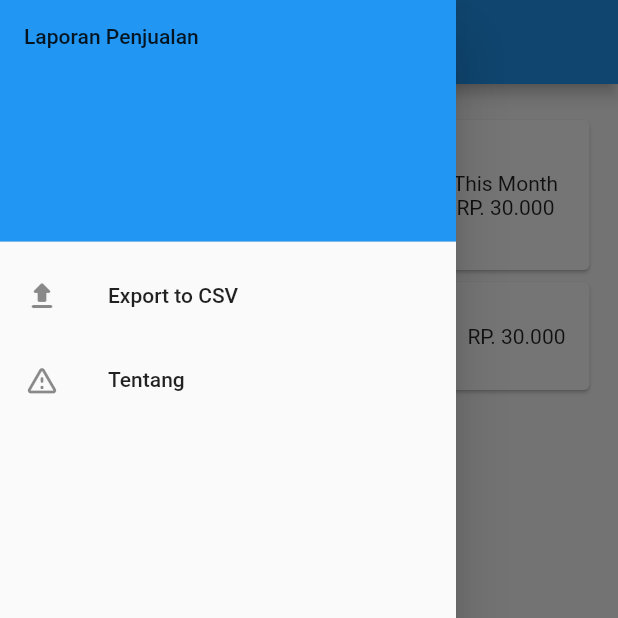
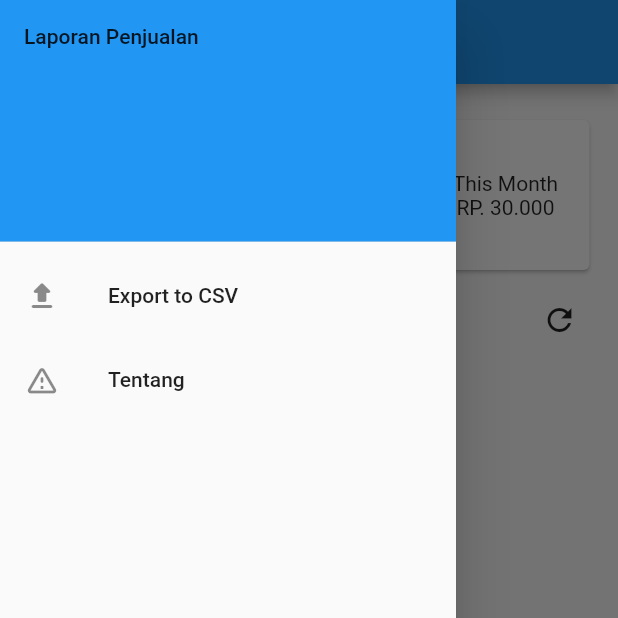
Before and after one commit to NaMLiM/Laporan-Penjualan, a Flutter app: the screen it shows after launch, with the side drawer open, on a phone screen of 412 x 824 dp, the top half of it. Run offline on Flutter 3.47's test engine with Material 2 defaults, Android fonts, the phone set to English and light mode, and no system bars; our stand-ins replace package_info_plus, sqflite; accounts and stored records are empty.

Commit message:
Update home_widget.dart

```diff
--- a/lib/main.dart
+++ b/lib/main.dart
@@ -1,5 +1,5 @@
 import 'package:flutter/material.dart';
-import 'package:laporan_penjualan/page/home.dart';
+import 'package:laporan_penjualan/widgets/home_widget.dart';
 
 void main() {
   runApp(const LaporanPenjualan());
@@ -7,6 +7,7 @@ void main() {
 
 class LaporanPenjualan extends StatelessWidget {
   const LaporanPenjualan({Key? key}) : super(key: key);
+
   @override
   Widget build(BuildContext context) {
     return MaterialApp(
--- a/lib/page/home.dart
+++ /dev/null
@@ -1,120 +0,0 @@
-import 'package:flutter/material.dart';
-import 'package:laporan_penjualan/widget/add_laporan_widget.dart';
-import 'package:laporan_penjualan/widget/tentang_widget.dart';
-
-class Home extends StatefulWidget {
-  const Home({Key? key, required this.title}) : super(key: key);
-  final String title;
-
-  @override
-  _HomeState createState() => _HomeState();
-}
-
-enum addToggle { masuk, keluar, empty }
-
-class _HomeState extends State<Home> {
-  addToggle isSelected = addToggle.empty;
-
-  @override
-  Widget build(BuildContext context) {
-    return Scaffold(
-        appBar: AppBar(title: Text(widget.title)),
-        drawer: Drawer(
-          child: ListView(padding: EdgeInsets.zero, children: [
-            const DrawerHeader(
-              decoration: BoxDecoration(color: Colors.blue),
-              child: Text('Laporan Penjualan'),
-            ),
-            ListTile(
-                leading: const Icon(Icons.upload_rounded),
-                title: const Text('Export to CSV'),
-                onTap: () {}),
-            ListTile(
-                leading: const Icon(Icons.warning_amber_rounded),
-                title: const Text('Tentang'),
-                onTap: () {
-                  showDialog<String>(
-                      context: context,
-                      builder: (BuildContext context) {
-                        return const TentangWidget();
-                      });
-                })
-          ]),
-        ),
-        body: Center(
-            child: Container(
-                padding:
-                    const EdgeInsets.symmetric(horizontal: 15, vertical: 20),
-                child: Column(children: [
-                  Row(children: [
-                    Expanded(
-                        child: Card(
-                            child: InkWell(
-                                splashColor: Colors.blue.withAlpha(30),
-                                onTap: () {},
-                                child: SizedBox(
-                                    height: 100,
-                                    child: Row(
-                                        mainAxisAlignment:
-                                            MainAxisAlignment.spaceEvenly,
-                                        children: [
-                                          const Icon(Icons.arrow_downward,
-                                              color: Colors.green, size: 50),
-                                          Column(
-                                              mainAxisAlignment:
-                                                  MainAxisAlignment.center,
-                                              children: [
-                                                Text("This Month"),
-                                                Text("RP. 30.000")
-                                              ])
-                                        ]))))),
-                    Expanded(
-                        child: Card(
-                            child: InkWell(
-                                splashColor: Colors.blue.withAlpha(30),
-                                onTap: () {},
-                                child: SizedBox(
-                                    height: 100,
-                                    child: Row(
-                                        mainAxisAlignment:
-                                            MainAxisAlignment.spaceEvenly,
-                                        children: [
-                                          const Icon(Icons.arrow_upward,
-                                              color: Colors.red, size: 50),
-                                          Column(
-                                              mainAxisAlignment:
-                                                  MainAxisAlignment.center,
-                                              children: [
-                                                Text("This Month"),
-                                                Text("RP. 30.000")
-                                              ])
-                                        ])))))
-                  ]),
-                  Expanded(
-                      child: ListView(shrinkWrap: true, children: [
-                    Card(
-                        child: InkWell(
-                            splashColor: Colors.blue.withAlpha(30),
-                            onTap: () {},
-                            child: ListTile(
-                                title: Text("Uang Masuk"),
-                                subtitle: Text("26-05-2001"),
-                                leading: CircleAvatar(
-                                    backgroundColor: Colors.lightBlue,
-                                    child: Icon(Icons.arrow_downward,
-                                        color: Colors.greenAccent)),
-                                trailing: Text("RP. 30.000"))))
-                  ]))
-                ]))),
-        floatingActionButton: FloatingActionButton(
-          onPressed: () {
-            showDialog(
-                context: context,
-                builder: (BuildContext context) {
-                  return const AddLaporanWidget();
-                });
-          },
-          child: const Icon(Icons.add),
-        ));
-  }
-}
--- /dev/null
+++ b/lib/widgets/home_widget.dart
@@ -0,0 +1,149 @@
+import 'package:flutter/material.dart';
+import 'package:laporan_penjualan/widgets/add_laporan_widget.dart';
+import 'package:laporan_penjualan/services/db_handler.dart';
+import '../services/data_handler.dart';
+import 'drawer_widget.dart';
+
+class Home extends StatefulWidget {
+  const Home({Key? key, required this.title}) : super(key: key);
+  final String title;
+
+  @override
+  _HomeState createState() => _HomeState();
+}
+
+enum addToggle { masuk, keluar, empty }
+
+class _HomeState extends State<Home> {
+  late DatabaseHandler handler;
+
+  @override
+  void initState() {
+    super.initState();
+    handler = DatabaseHandler();
+    handler.setDatabase().whenComplete(() async {
+      setState(() {});
+    });
+  }
+
+  addToggle isSelected = addToggle.empty;
+
+  @override
+  Widget build(BuildContext context) {
+    return Scaffold(
+        appBar: AppBar(title: Text(widget.title)),
+        drawer: const DrawerWidget(),
+        body: Center(
+            child: Container(
+                padding:
+                    const EdgeInsets.symmetric(horizontal: 15, vertical: 20),
+                child: Column(children: [
+                  Row(children: [
+                    Expanded(
+                        child: Card(
+                            child: InkWell(
+                                splashColor: Colors.blue.withAlpha(30),
+                                onTap: () {},
+                                child: SizedBox(
+                                    height: 100,
+                                    child: Row(
+                                        mainAxisAlignment:
+                                            MainAxisAlignment.spaceEvenly,
+                                        children: [
+                                          const Icon(Icons.arrow_downward,
+                                              color: Colors.green, size: 50),
+                                          Column(
+                                              mainAxisAlignment:
+                                                  MainAxisAlignment.center,
+                                              children: [
+                                                Text("This Month"),
+                                                Text("RP. 30.000")
+                                              ])
+                                        ]))))),
+                    Expanded(
+                        child: Card(
+                            child: InkWell(
+                                splashColor: Colors.blue.withAlpha(30),
+                                onTap: () {},
+                                child: SizedBox(
+                                    height: 100,
+                                    child: Row(
+                                        mainAxisAlignment:
+                                            MainAxisAlignment.spaceEvenly,
+                                        children: [
+                                          const Icon(Icons.arrow_upward,
+                                              color: Colors.red, size: 50),
+                                          Column(
+                                              mainAxisAlignment:
+                                                  MainAxisAlignment.center,
+                                              children: [
+                                                Text("This Month"),
+                                                Text("RP. 30.000")
+                                              ])
+                                        ])))))
+                  ]),
+                  Container(
+                      padding: const EdgeInsets.fromLTRB(0, 5, 0, 5),
+                      child: Row(
+                          mainAxisAlignment: MainAxisAlignment.spaceBetween,
+                          children: [
+                            const Text("Laporan Bulan Ini"),
+                            IconButton(
+                                onPressed: () {},
+                                icon: const Icon(Icons.refresh))
+                          ])),
+                  Expanded(
+                      child: FutureBuilder(
+                          future: handler.retrieveData(),
+                          builder: (BuildContext context,
+                              AsyncSnapshot<List<DataHandler>> snapshot) {
+                            if (snapshot.hasData) {
+                              return ListView.builder(
+                                  itemCount: snapshot.data?.length,
+                                  itemBuilder:
+                                      (BuildContext context, int index) {
+                                    return Card(
+                                        child: InkWell(
+                                            splashColor:
+                                                Colors.blue.withAlpha(30),
+                                            onTap: () {},
+                                            child: ListTile(
+                                                title: Text(snapshot
+                                                    .data![index].status),
+                                                subtitle: Text(
+                                                    snapshot.data![index].date),
+                                                leading: snapshot.data![index].status ==
+                                                        "Uang Masuk"
+                                                    ? const CircleAvatar(
+                                                        backgroundColor:
+                                                            Colors.lightBlue,
+                                                        child:
+                                                            Icon(Icons.arrow_downward,
+                                                                color: Colors
+                                                                    .greenAccent))
+                                                    : const CircleAvatar(
+                                                        backgroundColor:
+                                                            Colors.lightBlue,
+                                                        child: Icon(
+                                                            Icons.arrow_upward,
+                                                            color: Colors.redAccent)),
+                                                trailing: Text("Rp." + snapshot.data![index].nominal.toString()))));
+                                  });
+                            } else {
+                              return const Center(
+                                  child: CircularProgressIndicator());
+                            }
+                          }))
+                ]))),
+        floatingActionButton: FloatingActionButton(
+          onPressed: () {
+            showDialog(
+                context: context,
+                builder: (BuildContext context) {
+                  return const AddLaporanWidget();
+                });
+          },
+          child: const Icon(Icons.add),
+        ));
+  }
+}
```
